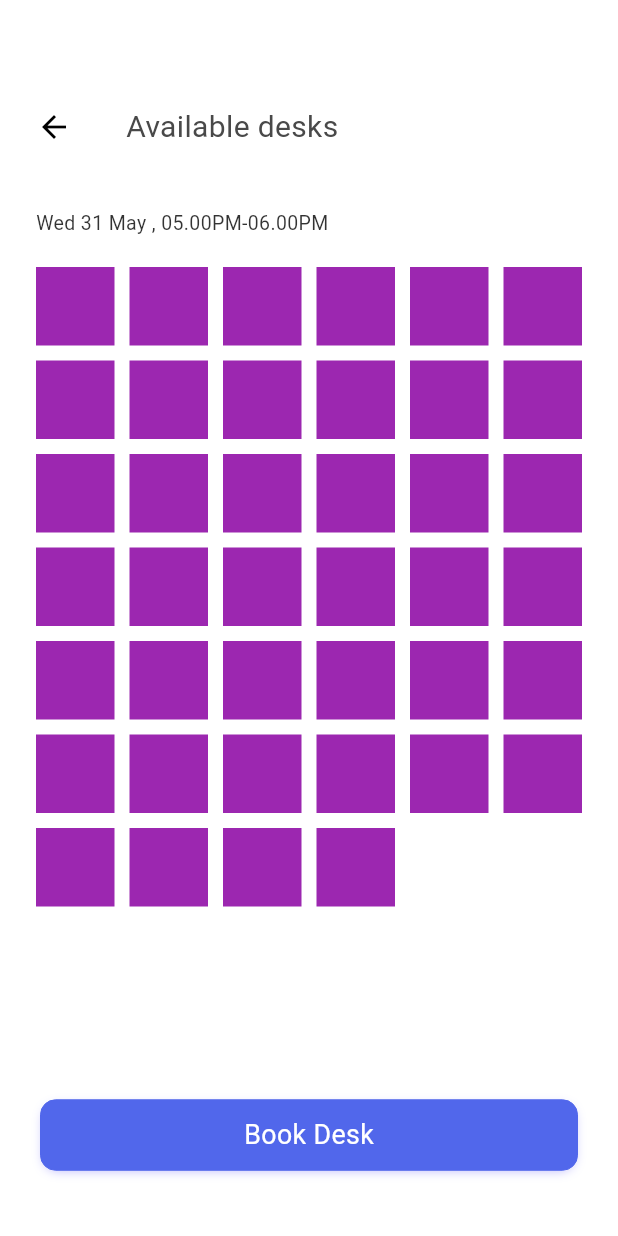
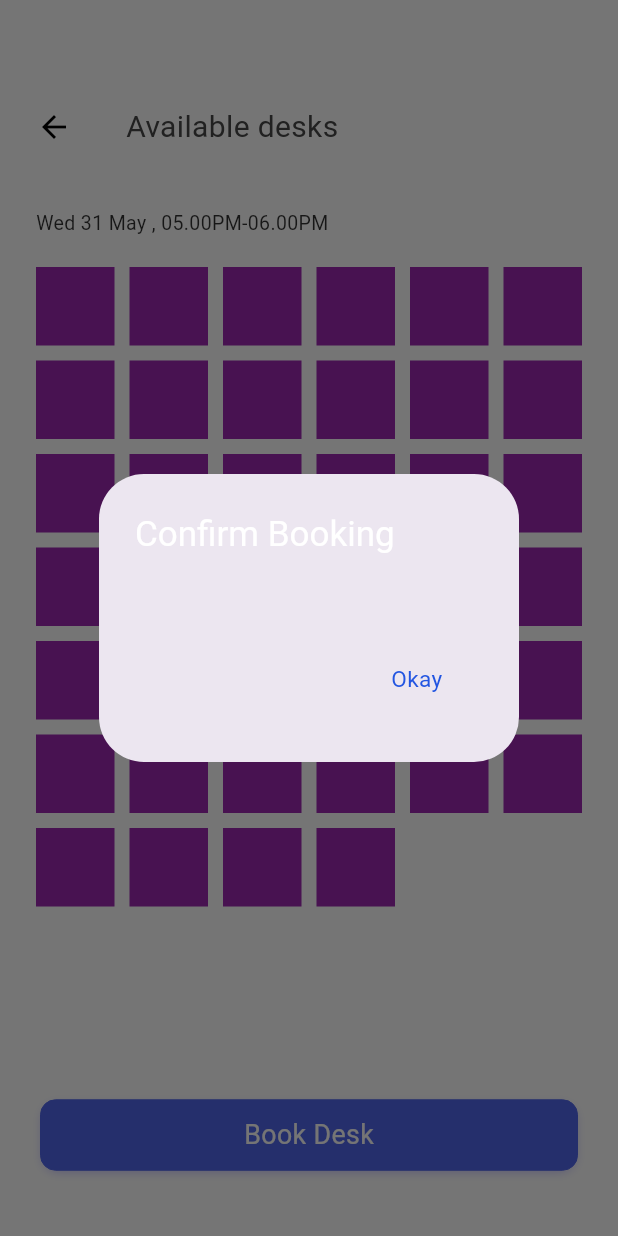
Before and after one commit to SunnyGhare/flutter_task, a Flutter app: the screen it shows after launch, after a tap on "Book Desk", on a phone screen of 412 x 824 dp. Run offline on Flutter 3.47's test engine with Material 3 defaults, Android fonts, the phone set to English and light mode, and no system bars; our stand-ins replace connectivity_plus, date_picker_timeline, get, get_storage, google_fonts, jwt_decoder and 2 more; Roboto replaces fonts that are missing (GoogleSansTextMedium, GoogleSansTextRegular).

Commit message:
Fourth day

```diff
--- a/lib/screens/availability_screen.dart
+++ b/lib/screens/availability_screen.dart
@@ -74,7 +74,7 @@ class _AvailabilityScreenState extends State<AvailabilityScreen> {
             child: CommonButton(
                 onPressed: ()
                 {
-
+                  showCommonMessageDialog(context, "Confirm Booking", "");
                 },
                 label: "Book Desk"
             ),
--- a/lib/widgets/constant_widgets.dart
+++ b/lib/widgets/constant_widgets.dart
@@ -270,6 +270,7 @@ showCommonMessageDialog(BuildContext context, String title, String message) {
           title,
           style: TextHelper.size20.copyWith(
             fontFamily: mediumFont,
+            color: Colors.white
           ),
         ),
         content: Text(
```
